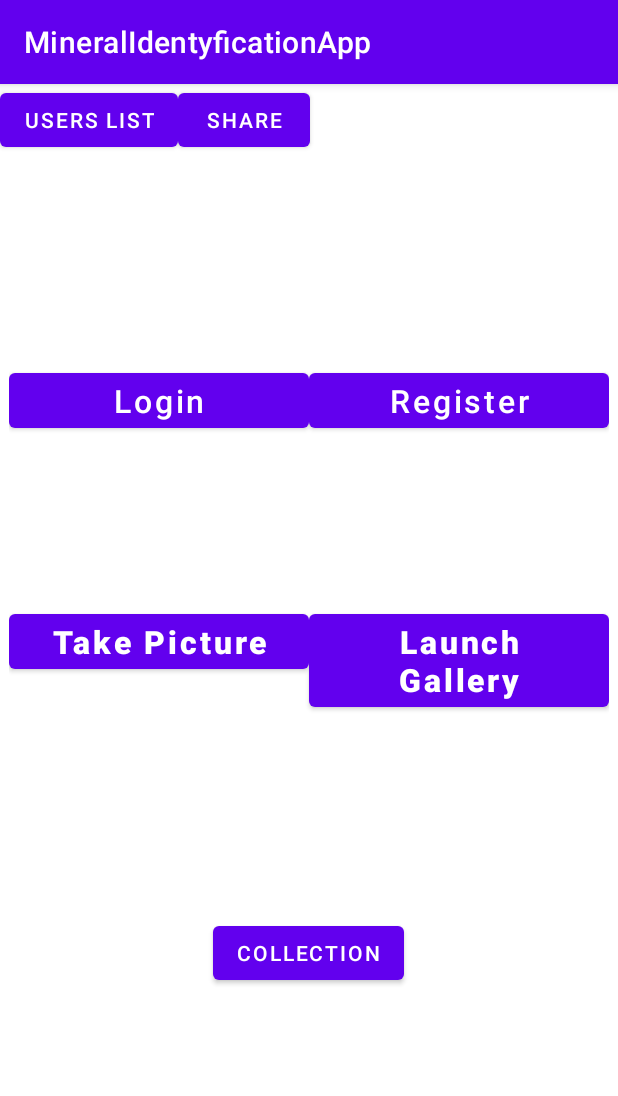
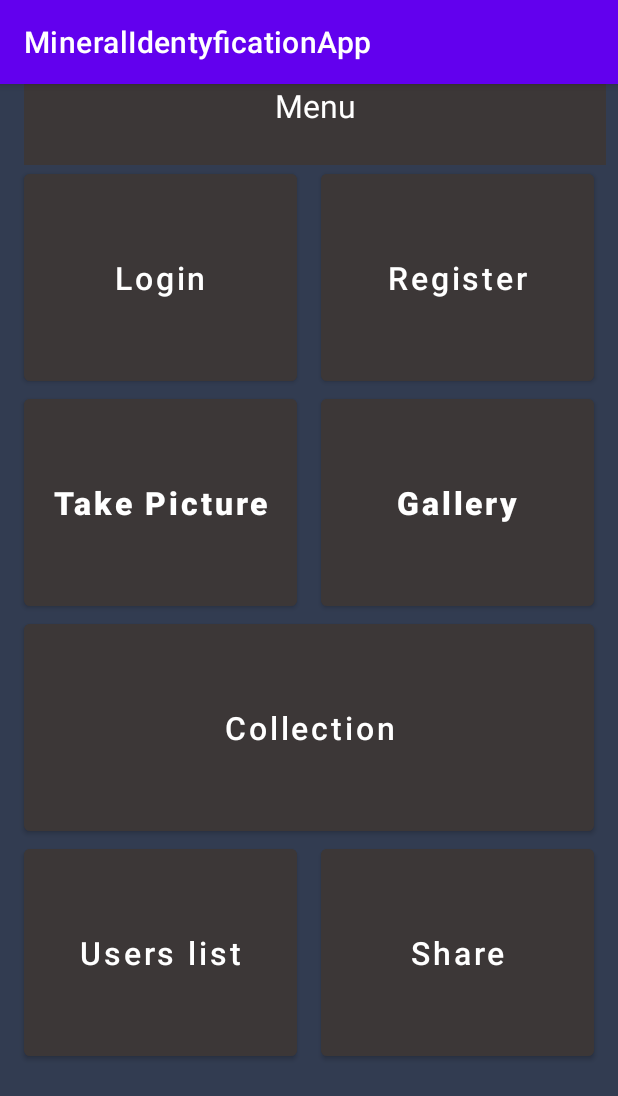
Before and after one commit to RGawenda/MineralIdentyficationApp, an Android app: the MainActivity screen opened directly, with no data from a screen before it, on a phone screen of 412 x 824 dp. Shown: the top 1096 px of the screen. Run offline under Robolectric (Android 15) with nearby library versions, the phone set to English and light mode, and no system bars; network calls fail; 1 statement that could not run was skipped.

Commit message:
Added colors.xml file and the colors of elements from all activities were connected to it

```diff
--- a/app/src/main/res/layout/activity_collection.xml
+++ b/app/src/main/res/layout/activity_collection.xml
@@ -14,7 +14,8 @@
             android:layout_width="match_parent"
             android:layout_height="wrap_content"
             android:onClick="toggleFilters"
-            android:text="@string/activity_collection_buttonToggleFilters" />
+            android:text="@string/activity_collection_buttonToggleFilters"
+            android:backgroundTint="@color/mainButtonColor"/>
 
         <LinearLayout
             android:id="@+id/filterContainer"
--- a/app/src/main/res/layout/activity_login.xml
+++ b/app/src/main/res/layout/activity_login.xml
@@ -4,6 +4,7 @@
     xmlns:tools="http://schemas.android.com/tools"
     android:layout_width="match_parent"
     android:layout_height="match_parent"
+    android:background="@color/mainBackgroundColor"
     tools:context=".LoginActivity">
 
     <EditText
@@ -27,7 +28,8 @@
         android:layout_height="wrap_content"
         android:layout_below="@+id/editTextPassword"
         android:layout_marginTop="16dp"
-        android:text="@string/activity_login_buttonLogin" />
+        android:text="@string/activity_login_buttonLogin"
+        android:backgroundTint="@color/mainButtonColor"/>
 
     <TextView
         android:id="@+id/textViewRegister"
@@ -42,6 +44,7 @@
         android:layout_width="match_parent"
         android:layout_height="wrap_content"
         android:layout_below="@+id/editTextPassword"
+        android:backgroundTint="@color/mainButtonColor"
         android:layout_marginTop="116dp"
         android:text="@string/activity_login_switchToRegister" />
 </RelativeLayout>
--- a/app/src/main/res/layout/activity_main.xml
+++ b/app/src/main/res/layout/activity_main.xml
@@ -1,25 +1,77 @@
 <?xml version="1.0" encoding="utf-8"?>
-<androidx.constraintlayout.widget.ConstraintLayout xmlns:android="http://schemas.android.com/apk/res/android"
+<RelativeLayout xmlns:android="http://schemas.android.com/apk/res/android"
     xmlns:app="http://schemas.android.com/apk/res-auto"
     xmlns:tools="http://schemas.android.com/tools"
     android:layout_width="match_parent"
     android:layout_height="match_parent"
+    android:background="@color/mainBackgroundColor"
     tools:context=".MainActivity">
 
     <LinearLayout
-        android:id="@+id/linearLayout2"
-        android:layout_width="wrap_content"
+        android:id="@+id/mainTextLayout"
+        android:layout_width="match_parent"
+        android:layout_height="wrap_content">
+
+        <TextView
+            android:background="@color/mainButtonColor"
+            android:id="@+id/mainCollectionTextView"
+            android:layout_width="match_parent"
+            android:layout_height="wrap_content"
+            android:gravity="center"
+            android:textColor="@color/white"
+            android:text="@string/activity_main_mainCollectionTextView"
+            android:textSize="21sp"
+            android:layout_marginStart="@dimen/main_button_margin"
+            android:layout_marginEnd="@dimen/main_button_margin_center"/>
+    </LinearLayout>
+
+    <LinearLayout
+        android:id="@+id/mainLoginRegisterLayout"
+        android:layout_width="match_parent"
         android:layout_height="wrap_content"
-        android:orientation="horizontal"
-        app:layout_constraintBottom_toBottomOf="parent"
-        app:layout_constraintEnd_toEndOf="parent"
-        app:layout_constraintStart_toStartOf="parent"
-        app:layout_constraintTop_toTopOf="parent">
+        android:layout_below="@+id/mainTextLayout"
+        android:orientation="horizontal">
+
+        <Button
+            android:id="@+id/mainLoginButton"
+            android:layout_width="0dp"
+            android:layout_height="150dp"
+            android:layout_marginStart="@dimen/main_button_margin"
+            android:layout_marginEnd="@dimen/main_button_margin_center"
+            android:layout_weight="1"
+            android:backgroundTint="@color/mainButtonColor"
+            android:text="@string/activity_main_mainLoginButton"
+            android:textAllCaps="false"
+            android:textSize="21sp" />
+
+        <Button
+            android:id="@+id/mainRegisterButton"
+            android:layout_width="0dp"
+            android:layout_height="150dp"
+            android:layout_marginStart="@dimen/main_button_margin_center"
+            android:layout_marginEnd="@dimen/main_button_margin"
+            android:layout_weight="1"
+            android:backgroundTint="@color/mainButtonColor"
+            android:text="@string/activity_main_mainRegisterButton"
+            android:textAllCaps="false"
+            android:textSize="21sp" />
+    </LinearLayout>
+
+    <LinearLayout
+        android:id="@+id/mainPhotoLayout"
+        android:layout_width="match_parent"
+        android:layout_height="wrap_content"
+        android:layout_below="@+id/mainLoginRegisterLayout"
+        android:orientation="horizontal">
 
         <Button
             android:id="@+id/mainCameraButton"
-            android:layout_width="200sp"
-            android:layout_height="wrap_content"
+            android:layout_width="0dp"
+            android:layout_height="150dp"
+            android:layout_marginStart="@dimen/main_button_margin"
+            android:layout_marginEnd="@dimen/main_button_margin_center"
+            android:layout_weight="1"
+            android:backgroundTint="@color/mainButtonColor"
             android:text="@string/activity_main_mainCameraButton"
             android:textAllCaps="false"
             android:textSize="21sp"
@@ -27,8 +79,12 @@
 
         <Button
             android:id="@+id/mainGalleryButton"
-            android:layout_width="200sp"
-            android:layout_height="wrap_content"
+            android:layout_width="0dp"
+            android:layout_height="150dp"
+            android:layout_marginStart="@dimen/main_button_margin_center"
+            android:layout_marginEnd="@dimen/main_button_margin"
+            android:layout_weight="1"
+            android:backgroundTint="@color/mainButtonColor"
             android:text="@string/activity_main_mainGalleryButton"
             android:textAllCaps="false"
             android:textSize="21sp"
@@ -36,57 +92,51 @@
     </LinearLayout>
 
     <LinearLayout
-        android:id="@+id/linearLayout"
-        android:layout_width="wrap_content"
+        android:id="@+id/mainCollectionLayout"
+        android:layout_width="match_parent"
         android:layout_height="wrap_content"
-        android:orientation="horizontal"
-        app:layout_constraintBottom_toBottomOf="@+id/linearLayout2"
-        app:layout_constraintEnd_toEndOf="parent"
-        app:layout_constraintStart_toStartOf="parent"
-        app:layout_constraintTop_toTopOf="parent">
+        android:layout_below="@+id/mainPhotoLayout">
 
         <Button
-            android:id="@+id/mainLoginButton"
-            android:layout_width="200sp"
-            android:layout_height="wrap_content"
-            android:text="@string/activity_main_mainLoginButton"
+            android:id="@+id/mainCollectionButton"
+            android:layout_width="match_parent"
+            android:layout_height="150dp"
+            android:layout_marginLeft="@dimen/main_button_margin"
+            android:layout_marginRight="@dimen/main_button_margin"
+            android:backgroundTint="@color/mainButtonColor"
+            android:text="@string/activity_main_mainCollectionButton"
+            android:textAllCaps="false"
+            android:textSize="21sp" />
+    </LinearLayout>
+
+    <LinearLayout
+        android:id="@+id/mainUsersLayout"
+        android:layout_width="match_parent"
+        android:layout_height="wrap_content"
+        android:layout_below="@+id/mainCollectionLayout">
+
+        <Button
+            android:id="@+id/mainUsersListButton"
+            android:layout_width="0dp"
+            android:layout_height="150dp"
+            android:layout_marginStart="@dimen/main_button_margin"
+            android:layout_marginEnd="@dimen/main_button_margin_center"
+            android:layout_weight="1"
+            android:backgroundTint="@color/mainButtonColor"
+            android:text="@string/activity_main_mainUsersList"
             android:textAllCaps="false"
             android:textSize="21sp" />
 
         <Button
-            android:id="@+id/mainRegisterButton"
-            android:layout_width="200sp"
-            android:layout_height="wrap_content"
-            android:text="@string/activity_main_mainRegisterButton"
+            android:id="@+id/mainUsersShareButton"
+            android:layout_width="0dp"
+            android:layout_height="150dp"
+            android:layout_marginStart="@dimen/main_button_margin_center"
+            android:layout_marginEnd="@dimen/main_button_margin"
+            android:layout_weight="1"
+            android:backgroundTint="@color/mainButtonColor"
+            android:text="@string/activity_main_mainUsersShareButton"
             android:textAllCaps="false"
             android:textSize="21sp" />
     </LinearLayout>
-
-    <Button
-        android:id="@+id/mainCollectionButton"
-        android:layout_width="wrap_content"
-        android:layout_height="wrap_content"
-        android:text="@string/activity_main_mainCollectionButton"
-        app:layout_constraintBottom_toBottomOf="parent"
-        app:layout_constraintEnd_toEndOf="parent"
-        app:layout_constraintHorizontal_bias="0.498"
-        app:layout_constraintStart_toStartOf="parent"
-        app:layout_constraintTop_toTopOf="parent"
-        app:layout_constraintVertical_bias="0.771" />
-<LinearLayout
-    android:layout_width="match_parent"
-    android:layout_height="match_parent">
-    <Button
-        android:id="@+id/mainUsersListButton"
-        android:layout_width="wrap_content"
-        android:layout_height="wrap_content"
-        android:text="@string/activity_main_mainUsersList"
-        />
-    <Button
-        android:id="@+id/mainUsersShareButton"
-        android:layout_width="wrap_content"
-        android:layout_height="wrap_content"
-        android:text="@string/activity_main_mainUsersShareButton"
-        />
-</LinearLayout>
-</androidx.constraintlayout.widget.ConstraintLayout>
+</RelativeLayout>
--- a/app/src/main/res/layout/activity_users_list.xml
+++ b/app/src/main/res/layout/activity_users_list.xml
@@ -4,7 +4,9 @@
     xmlns:tools="http://schemas.android.com/tools"
     android:layout_width="match_parent"
     android:layout_height="match_parent"
+    android:background="@color/mainBackgroundColor"
     tools:context=".UsersListActivity">
+
     <EditText
         android:id="@+id/usersEditText"
         android:layout_width="390dp"
--- a/app/src/main/res/layout/item_tags.xml
+++ b/app/src/main/res/layout/item_tags.xml
@@ -1,6 +1,7 @@
 <RelativeLayout xmlns:android="http://schemas.android.com/apk/res/android"
     android:layout_width="match_parent"
     android:layout_height="wrap_content"
+    android:background="@color/mainBackgroundColorElement"
     android:padding="16dp">
 
     <TextView
@@ -14,5 +15,6 @@
         android:layout_width="wrap_content"
         android:layout_height="wrap_content"
         android:layout_alignParentEnd="true"
-        android:text="@string/item_tags_itemTagsDeleteButton" />
+        android:text="@string/item_tags_itemTagsDeleteButton"
+        android:backgroundTint="@color/mainButtonColor"/>
 </RelativeLayout>
--- a/app/src/main/res/layout/pager_item.xml
+++ b/app/src/main/res/layout/pager_item.xml
@@ -1,6 +1,7 @@
 <LinearLayout xmlns:android="http://schemas.android.com/apk/res/android"
     android:layout_width="match_parent"
     android:layout_height="match_parent"
+    android:background="@color/mainBackgroundColorElement"
     android:orientation="vertical">
 
     <ImageView
--- a/app/src/main/res/values/colors.xml
+++ b/app/src/main/res/values/colors.xml
@@ -7,4 +7,11 @@
     <color name="teal_700">#FF018786</color>
     <color name="black">#FF000000</color>
     <color name="white">#FFFFFFFF</color>
+
+
+    <!-- main activity -->
+    <color name="mainButtonColor">#3C3737</color>
+    <color name="mainBackgroundColor">#323C51</color>
+
+    <color name="mainBackgroundColorElement">#5B6068</color>
 </resources>
--- /dev/null
+++ b/app/src/main/res/values/dimens.xml
@@ -0,0 +1,8 @@
+<?xml version="1.0" encoding="utf-8"?>
+<resources>
+    <!-- main activity -->
+    <dimen name="main_button_margin">16dp</dimen>
+    <dimen name="main_button_margin_center">8dp</dimen>
+
+
+</resources>
--- a/app/src/main/res/values/strings.xml
+++ b/app/src/main/res/values/strings.xml
@@ -44,13 +44,13 @@
 
     <!-- activity_main -->
     <string name="activity_main_mainCameraButton">Take Picture</string>
-    <string name="activity_main_mainGalleryButton">Launch Gallery</string>
+    <string name="activity_main_mainGalleryButton">Gallery</string>
     <string name="activity_main_mainLoginButton">Login</string>
     <string name="activity_main_mainRegisterButton">Register</string>
-    <string name="activity_main_mainCollectionButton">collection</string>
-    <string name="activity_main_mainUsersList">users list</string>
-    <string name="activity_main_mainUsersShareButton">share</string>
-
+    <string name="activity_main_mainCollectionButton">Collection</string>
+    <string name="activity_main_mainUsersList">Users list</string>
+    <string name="activity_main_mainUsersShareButton">Share</string>
+    <string name="activity_main_mainCollectionTextView">Menu\n</string>
 
     <!-- activity_main_mineral -->
     <string name="activity_mineral_mineralImageViewPager">images</string>
@@ -94,4 +94,5 @@
     <string name="sharingUserTypeButton_private">private</string>
     <string name="activity_mineral_sharingChangeButton">change account type</string>
 
+
 </resources>
```
Also changed, not shown: app/src/main/AndroidManifest.xml (+0 -9 lines), app/src/main/java/com/apps/mineralidentyficationapp/SharingActivity.java (+4 -6 lines), app/src/main/java/com/apps/mineralidentyficationapp/rest/MineralAppApi.java (+2 -9 lines), app/src/main/res/layout/activity_classification_result.xml (+6 -5 lines), app/src/main/res/layout/activity_main_mineral.xml (+10 -5 lines), app/src/main/res/layout/activity_register.xml (+5 -2 lines), app/src/main/res/layout/activity_sharing.xml (+6 -3 lines), app/src/main/res/layout/activity_uneditable_mineral.xml (+7 -7 lines), app/src/main/res/layout/item_mineral.xml (+4 -3 lines), app/src/main/res/layout/mineral_item.xml (+8 -7 lines).
